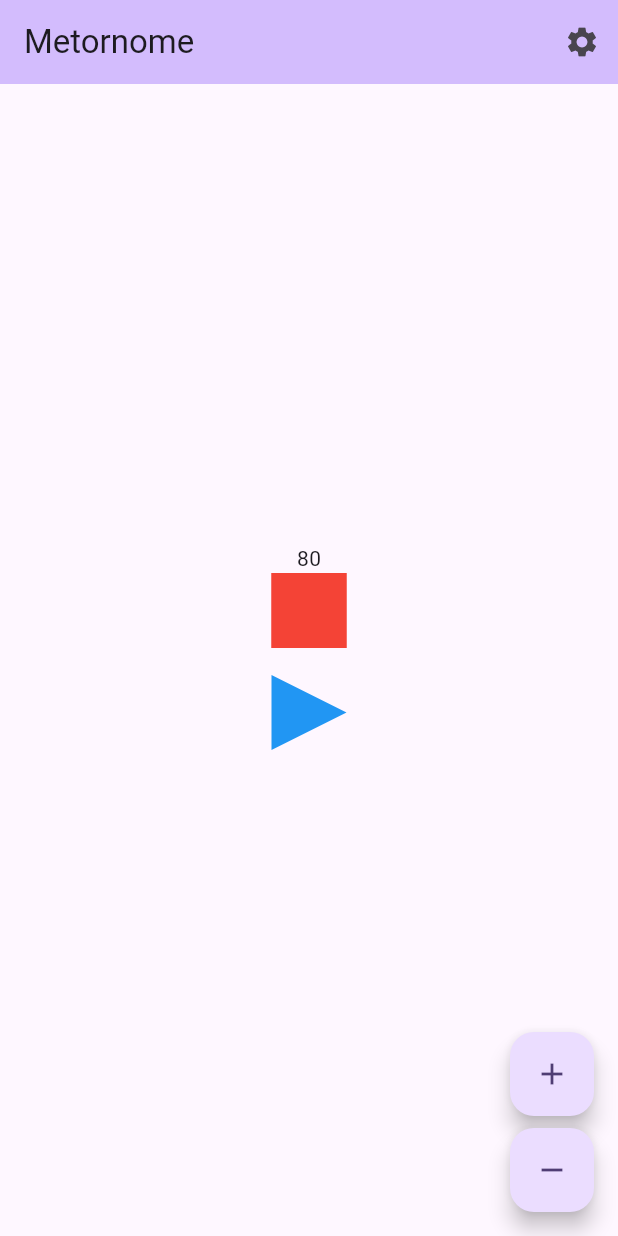
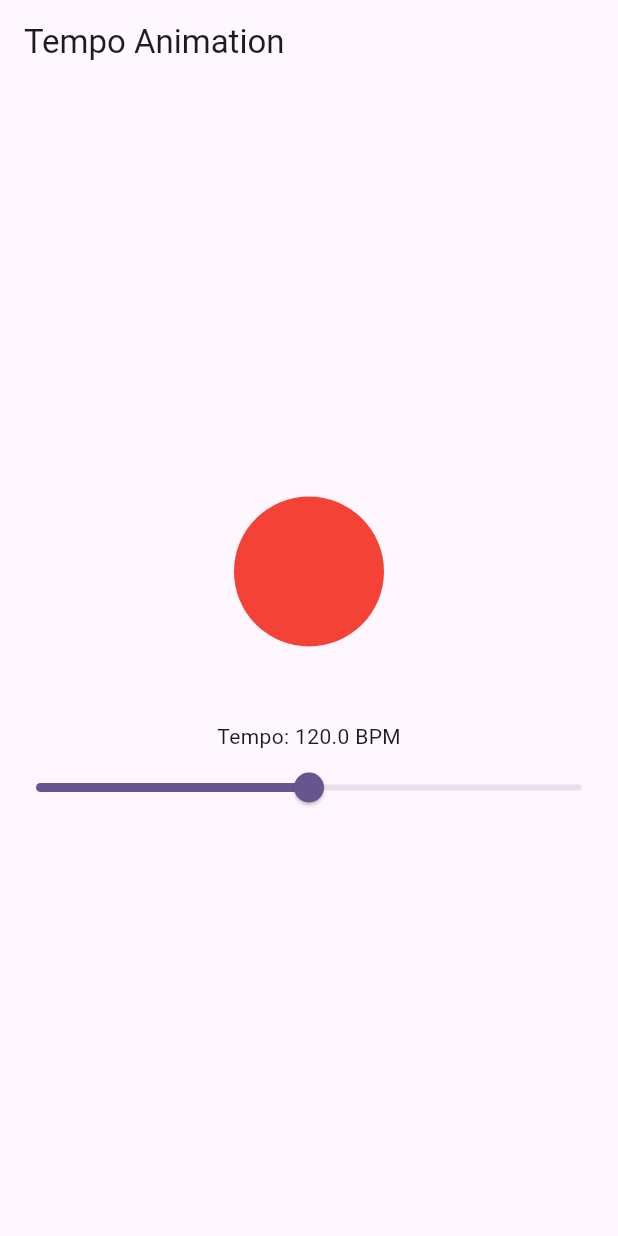
Before and after one commit to BMarx981/metornome, a Flutter app: the screen it shows after launch, on a phone screen of 412 x 824 dp. Run offline on Flutter 3.47's test engine with Material 3 defaults, Android fonts, the light colour scheme and no system bars; our stand-ins replace drift, flutter_riverpod, go_router; accounts and stored records are empty; generated files the repository leaves out were written again.

Commit message:
"Make changes for a blinking dot."

```diff
--- a/lib/main.dart
+++ b/lib/main.dart
@@ -13,7 +13,7 @@ class MyApp extends StatelessWidget {
   final GoRouter _router = GoRouter(initialLocation: '/', routes: [
     GoRoute(
       path: '/',
-      builder: (context, state) => const MainPage(title: 'Metornome'),
+      builder: (context, state) => const MainPage(),
     ),
     GoRoute(
       path: '/settings',
--- a/lib/main_view/main_page.dart
+++ b/lib/main_view/main_page.dart
@@ -1,83 +1,84 @@
 import 'package:flutter/material.dart';
-import 'package:flutter_riverpod/flutter_riverpod.dart';
-import 'package:go_router/go_router.dart';
-import 'package:metornome/widgets/blinking_widget.dart';
-import 'package:metornome/widgets/triangle_shape.dart';
-import 'package:metornome/providers/providers.dart';
+import 'dart:async';
 
-class MainPage extends ConsumerWidget {
-  const MainPage({super.key, required this.title});
-
-  final String title;
+class MainPage extends StatefulWidget {
+  const MainPage({super.key});
 
   @override
-  Widget build(BuildContext context, WidgetRef ref) {
-    final tempoProv = ref.watch(tempoProvider);
-    final playProv = ref.watch(playProvider);
+  _TempoSquareScreenState createState() => _TempoSquareScreenState();
+}
+
+class _TempoSquareScreenState extends State<MainPage> {
+  bool _isRed = false;
+  late Timer _timer;
+  double _tempo = 120.0; // Default tempo in BPM
+
+  @override
+  void initState() {
+    super.initState();
+    _startTimer();
+  }
+
+  @override
+  void dispose() {
+    _timer.cancel();
+    super.dispose();
+  }
+
+  void _startTimer() {
+    final interval = (60000 / _tempo).round(); // Calculate interval in ms
+    _timer = Timer.periodic(Duration(milliseconds: interval), (timer) {
+      setState(() {
+        _isRed = true;
+      });
+
+      // Reset color to blue after 200 ms
+      Future.delayed(const Duration(milliseconds: 200), () {
+        setState(() {
+          _isRed = false;
+        });
+      });
+    });
+  }
+
+  void _updateTempo(double newTempo) {
+    setState(() {
+      _tempo = newTempo;
+    });
+    _timer.cancel();
+    _startTimer(); // Restart timer with the new tempo
+  }
+
+  @override
+  Widget build(BuildContext context) {
     return Scaffold(
       appBar: AppBar(
-        backgroundColor: Theme.of(context).colorScheme.inversePrimary,
-        title: Text(title),
-        actions: [
-          IconButton(
-            icon: const Icon(Icons.settings),
-            onPressed: () => context.push('/settings'),
-          )
-        ],
+        title: const Text('Tempo Animation'),
       ),
-      body: Center(
-        child: Column(
-          mainAxisAlignment: MainAxisAlignment.center,
-          children: <Widget>[
-            Text(
-              '${tempoProv.toInt()}',
+      body: Column(
+        mainAxisAlignment: MainAxisAlignment.center,
+        crossAxisAlignment: CrossAxisAlignment.center,
+        children: [
+          Center(
+            child: AnimatedContainer(
+              decoration: BoxDecoration(
+                shape: BoxShape.circle,
+                color: _isRed ? Colors.red : Colors.transparent,
+              ),
+              duration: const Duration(milliseconds: 50),
+              width: 100,
+              height: 100,
             ),
-            const BlinkingContainer(),
-            Padding(
-              padding: const EdgeInsets.all(18.0),
-              child: GestureDetector(
-                onTap: () => ref.read(playProvider.notifier).state = !playProv,
-                child: playProv
-                    ? Tooltip(
-                        message: "Stop",
-                        child: Container(
-                          width: 50,
-                          height: 50,
-                          decoration: const BoxDecoration(
-                              color: Colors.blueGrey,
-                              shape: BoxShape.rectangle),
-                        ),
-                      )
-                    : Tooltip(
-                        message: "Play",
-                        child: Transform.rotate(
-                          angle: 1.57,
-                          child: CustomPaint(
-                            size: const Size(50, 50),
-                            painter: TriangleShape(),
-                          ),
-                        ),
-                      ),
-              ),
-            ),
-          ],
-        ),
-      ),
-      floatingActionButton: Column(
-        mainAxisAlignment: MainAxisAlignment.end,
-        children: [
-          FloatingActionButton(
-            onPressed: () =>
-                ref.read(tempoProvider.notifier).state = tempoProv + 1,
-            tooltip: 'Increase tempo',
-            child: const Icon(Icons.add),
           ),
-          const SizedBox(height: 8),
-          FloatingActionButton(
-            onPressed: () =>
-                ref.read(tempoProvider.notifier).state = tempoProv - 1,
-            tooltip: 'Decrease tempo',
-            child: const Icon(Icons.remove),
+          const SizedBox(height: 50),
+          Text('Tempo: ${_tempo.toStringAsFixed(1)} BPM'),
+          Slider(
+            min: 40.0,
+            max: 200.0,
+            value: _tempo,
+            divisions: 160,
+            label: _tempo.toStringAsFixed(1),
+            onChanged: (value) => _updateTempo(value),
           ),
         ],
       ),
--- a/lib/widgets/blinking_widget.dart
+++ b/lib/widgets/blinking_widget.dart
@@ -1,38 +1,20 @@
+import 'package:flutter/material.dart';
 import 'dart:async';
 
-import 'package:flutter/material.dart';
-import 'package:flutter_riverpod/flutter_riverpod.dart';
-import 'package:metornome/providers/providers.dart';
-
-class BlinkingContainer extends ConsumerStatefulWidget {
-  const BlinkingContainer({super.key});
-
+class TempoSquareScreen extends StatefulWidget {
   @override
-  ConsumerState<BlinkingContainer> createState() => _BlinkingContainerState();
+  _TempoSquareScreenState createState() => _TempoSquareScreenState();
 }
 
-class _BlinkingContainerState extends ConsumerState<BlinkingContainer> {
-  Color _currentColor = Colors.blue;
-  double _currentSize = 50;
+class _TempoSquareScreenState extends State<TempoSquareScreen> {
+  bool _isRed = false;
   late Timer _timer;
+  double _tempo = 120.0; // Default tempo in BPM
 
   @override
   void initState() {
     super.initState();
-  }
-
-  void _startBlinking() {
-    final tempo = ref.watch(tempoProvider);
-    print(tempo);
-    final millisecondsPerBlink = 60000 / tempo;
-    _timer = Timer.periodic(
-        Duration(milliseconds: millisecondsPerBlink.round()), (timer) {
-      // print(millisecondsPerBlink);
-      setState(() {
-        _currentColor = _currentColor == Colors.blue ? Colors.red : Colors.blue;
-        _currentSize = Colors.blue == _currentColor ? 0 : 50;
-      });
-    });
+    _startTimer();
   }
 
   @override
@@ -41,25 +23,60 @@ class _BlinkingContainerState extends ConsumerState<BlinkingContainer> {
     super.dispose();
   }
 
+  void _startTimer() {
+    final interval = (60000 / _tempo).round(); // Calculate interval in ms
+    _timer = Timer.periodic(Duration(milliseconds: interval), (timer) {
+      setState(() {
+        _isRed = true;
+      });
+
+      // Reset color to blue after 200 ms
+      Future.delayed(const Duration(milliseconds: 200), () {
+        setState(() {
+          _isRed = false;
+        });
+      });
+    });
+  }
+
+  void _updateTempo(double newTempo) {
+    setState(() {
+      _tempo = newTempo;
+    });
+    _timer.cancel();
+    _startTimer(); // Restart timer with the new tempo
+  }
+
   @override
   Widget build(BuildContext context) {
-    _startBlinking();
-    return Stack(
-      children: [
-        AnimatedContainer(
-          duration: const Duration(milliseconds: 700),
-          child: Container(
-            width: _currentSize,
-            height: _currentSize,
-            color: Colors.red,
+    return Scaffold(
+      appBar: AppBar(
+        title: Text('Tempo Animation'),
+      ),
+      body: Column(
+        mainAxisAlignment: MainAxisAlignment.center,
+        crossAxisAlignment: CrossAxisAlignment.center,
+        children: [
+          Center(
+            child: AnimatedContainer(
+              duration: Duration(milliseconds: 200),
+              width: 100,
+              height: 100,
+              color: _isRed ? Colors.red : Colors.blue,
+            ),
           ),
-        ),
-        Container(
-          width: 50,
-          height: 50,
-          color: _currentColor,
-        )
-      ],
+          SizedBox(height: 50),
+          Text('Tempo: ${_tempo.toStringAsFixed(1)} BPM'),
+          Slider(
+            min: 40.0,
+            max: 200.0,
+            value: _tempo,
+            divisions: 160,
+            label: _tempo.toStringAsFixed(1),
+            onChanged: (value) => _updateTempo(value),
+          ),
+        ],
+      ),
     );
   }
 }
```
